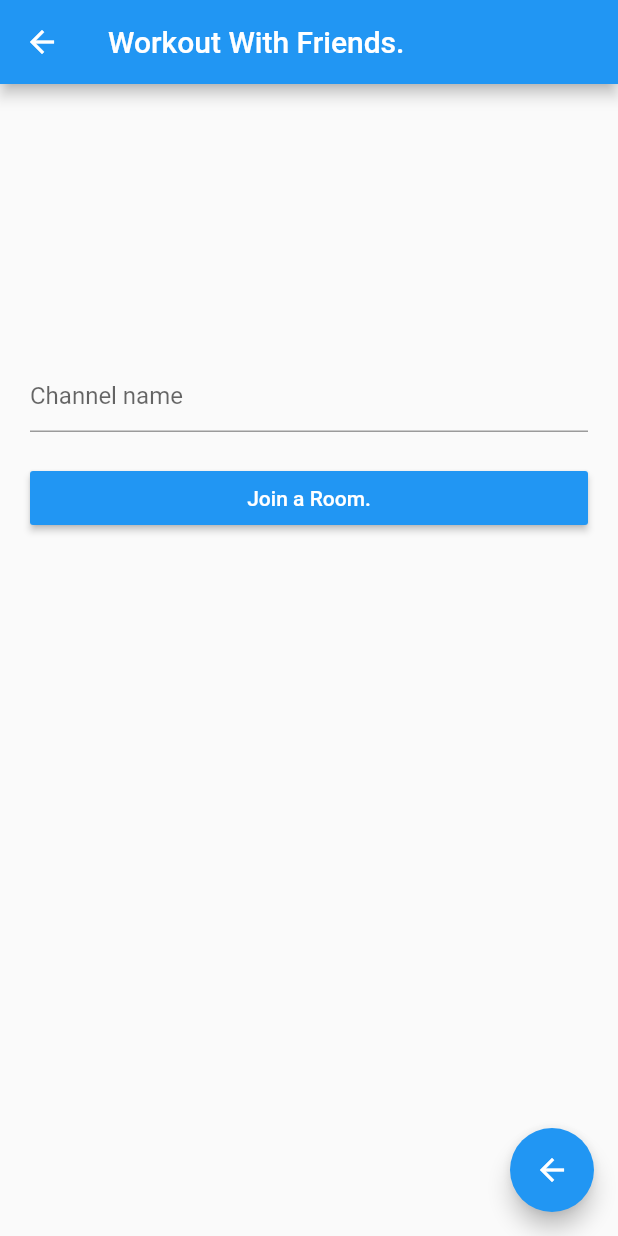
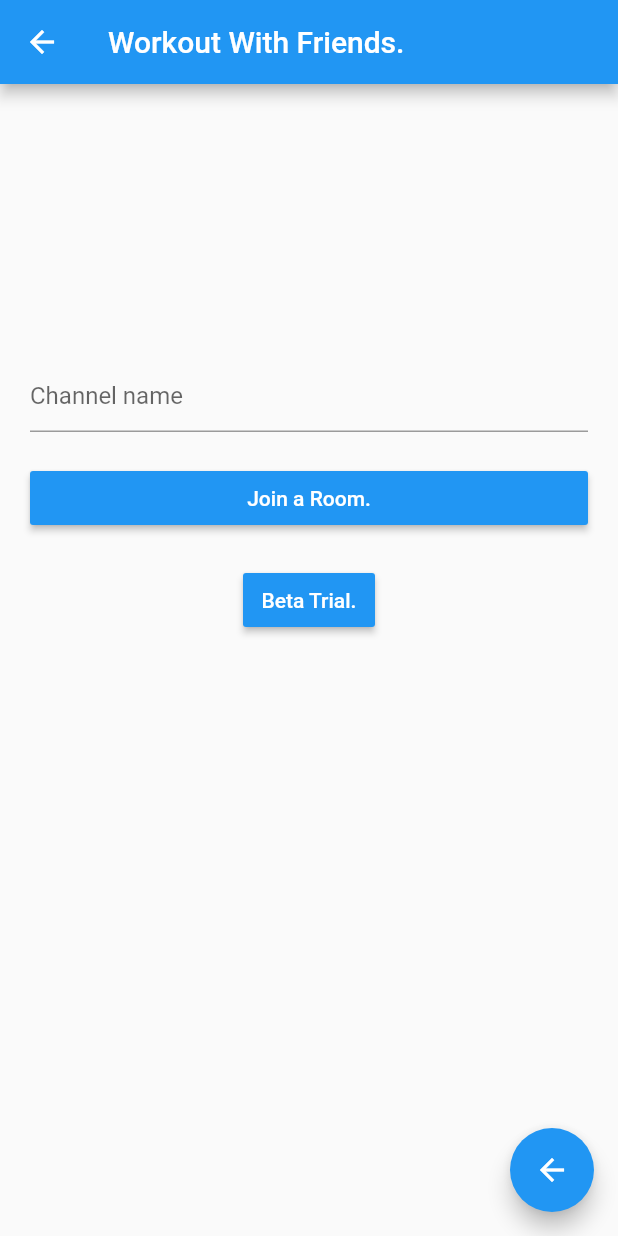
Before and after one commit to tim-nguyen-cs/cuarantine, a Flutter app: the IndexPage screen opened directly, on a phone screen of 412 x 824 dp. Run offline on Flutter 3.47's test engine with Material 2 defaults, Android fonts, the phone set to English and light mode, and no system bars; our stand-ins replace permission_handler, video_player; missing offline and left inert: agora_rtc_engine; network calls fail.

Commit message:
video file and beta button

```diff
--- a/lib/index.dart
+++ b/lib/index.dart
@@ -1,4 +1,5 @@
 import 'dart:async';
+import 'package:cuarantine/main.dart';
 import 'package:flutter/material.dart';
 import 'package:permission_handler/permission_handler.dart';
 import './call.dart';
@@ -43,7 +44,7 @@ class IndexState extends State<IndexPage> {
                       errorText:
                           _validateError ? 'Channel name is mandatory' : null,
                       border: UnderlineInputBorder(
-                        borderSide: BorderSide(width: 1),
+                        borderSide: BorderSide(width: 2),
                       ),
                       hintText: 'Channel name',
                     ),
@@ -61,10 +62,22 @@ class IndexState extends State<IndexPage> {
                         color: Colors.blue,
                         textColor: Colors.white,
                       ),
-                    )
+                    ),
                   ],
                 ),
-              )
+              ),
+              RaisedButton(
+                  onPressed: () {
+                    Navigator.push(
+                      context,
+                      MaterialPageRoute(
+                          builder: (context) => VideoPlayerScreen()),
+                    );
+                  },
+                  color: Colors.blue,
+                  textColor: Colors.white,
+                  padding: EdgeInsets.all(10),
+                  child: Text('Beta Trial.')),
             ],
           ),
         ),
--- a/lib/main.dart
+++ b/lib/main.dart
@@ -177,7 +177,7 @@ class _VideoPlayerScreenState extends State<VideoPlayerScreen> {
     // offers several different constructors to play videos from assets, files,
     // or the internet.
     _controller = VideoPlayerController.network(
-      'https://flutter.github.io/assets-for-api-docs/assets/videos/butterfly.mp4',
+      'https://flutter.github.io/assets-for-api-docs/assets/videos/bee.mp4',
     );
 
     _initializeVideoPlayerFuture = _controller.initialize();
```
Also changed, not shown: pubspec.lock, 1 other file.
